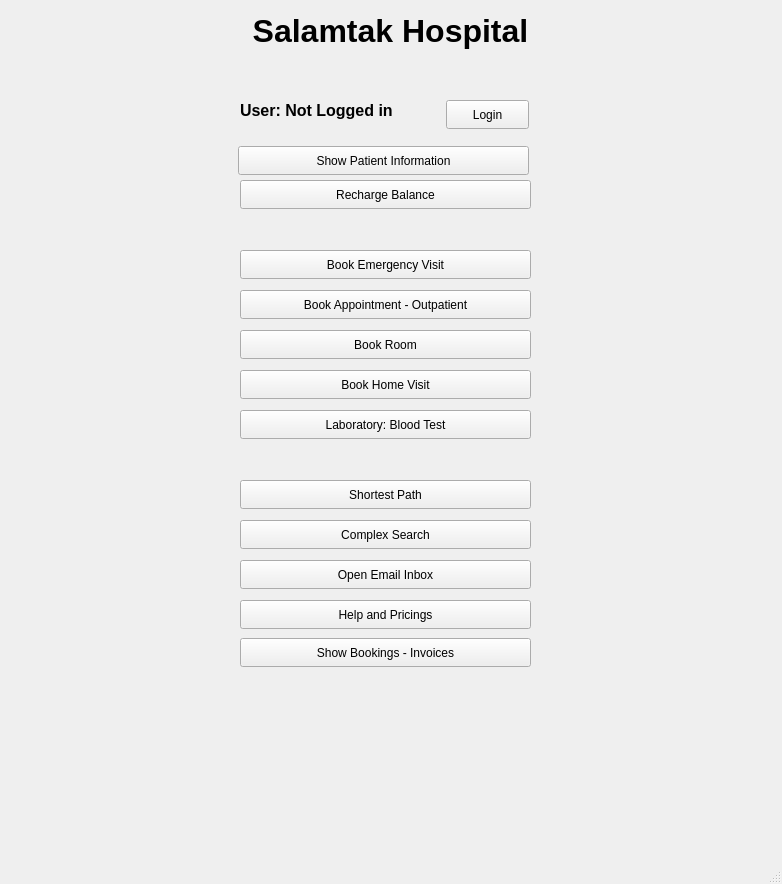
This is mainwindow.ui in KirolousFouty/Hospital_Project as Qt 5 draws it before an edit. The edited form follows.
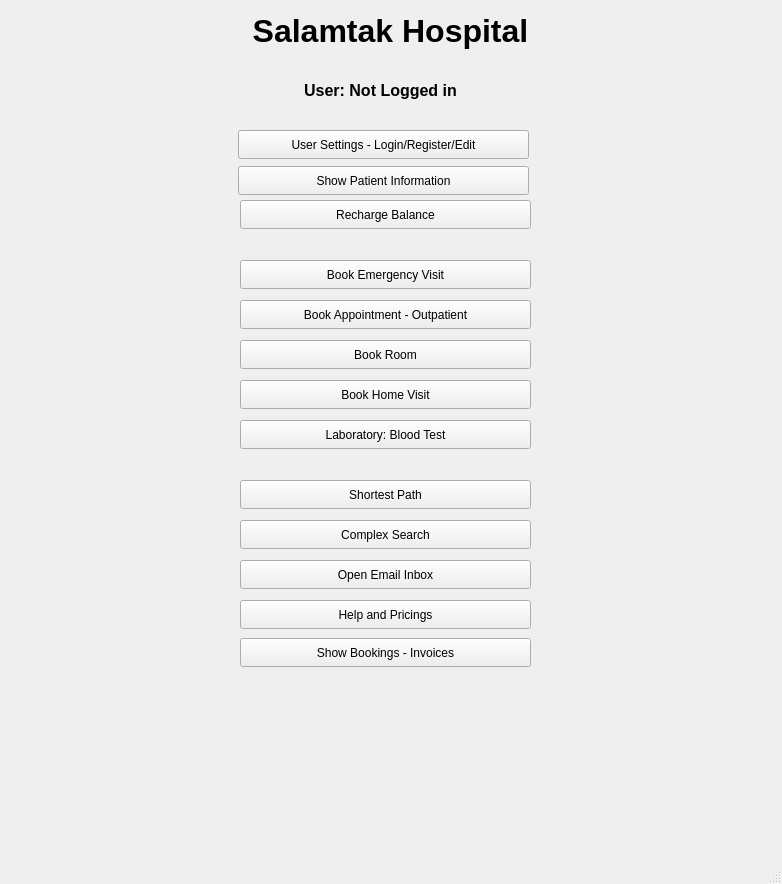
This is the edited form.

Commit message: - Added and implemented UserEditWindow - Added and implemented CancelAppointmentWindow - Improved some functions in other classes

Diff of the .ui file:
```diff
--- a/mainwindow.ui
+++ b/mainwindow.ui
@@ -17,21 +17,21 @@
    <widget class="QPushButton" name="loginButton">
     <property name="geometry">
      <rect>
-      <x>446</x>
-      <y>100</y>
-      <width>83</width>
+      <x>238</x>
+      <y>130</y>
+      <width>291</width>
       <height>29</height>
      </rect>
     </property>
     <property name="text">
-     <string>Login</string>
+     <string>User Settings - Login/Register/Edit</string>
     </property>
    </widget>
    <widget class="QPushButton" name="showPatientInformationButton">
     <property name="geometry">
      <rect>
       <x>238</x>
-      <y>146</y>
+      <y>166</y>
       <width>291</width>
       <height>29</height>
      </rect>
@@ -44,7 +44,7 @@
     <property name="geometry">
      <rect>
       <x>240</x>
-      <y>290</y>
+      <y>300</y>
       <width>291</width>
       <height>29</height>
      </rect>
@@ -89,7 +89,7 @@
     <property name="geometry">
      <rect>
       <x>240</x>
-      <y>250</y>
+      <y>260</y>
       <width>291</width>
       <height>29</height>
      </rect>
@@ -102,7 +102,7 @@
     <property name="geometry">
      <rect>
       <x>240</x>
-      <y>330</y>
+      <y>340</y>
       <width>291</width>
       <height>29</height>
      </rect>
@@ -115,8 +115,8 @@
     <property name="geometry">
      <rect>
       <x>240</x>
-      <y>90</y>
-      <width>191</width>
+      <y>70</y>
+      <width>281</width>
       <height>41</height>
      </rect>
     </property>
@@ -129,12 +129,15 @@
     <property name="text">
      <string>User: Not Logged in</string>
     </property>
+    <property name="alignment">
+     <set>Qt::AlignCenter</set>
+    </property>
    </widget>
    <widget class="QPushButton" name="rechargeButton">
     <property name="geometry">
      <rect>
       <x>240</x>
-      <y>180</y>
+      <y>200</y>
       <width>291</width>
       <height>29</height>
      </rect>
@@ -147,7 +150,7 @@
     <property name="geometry">
      <rect>
       <x>240</x>
-      <y>410</y>
+      <y>420</y>
       <width>291</width>
       <height>29</height>
      </rect>
@@ -160,7 +163,7 @@
     <property name="geometry">
      <rect>
       <x>240</x>
-      <y>370</y>
+      <y>380</y>
       <width>291</width>
       <height>29</height>
      </rect>
```
The commit also changes 20 other files.
